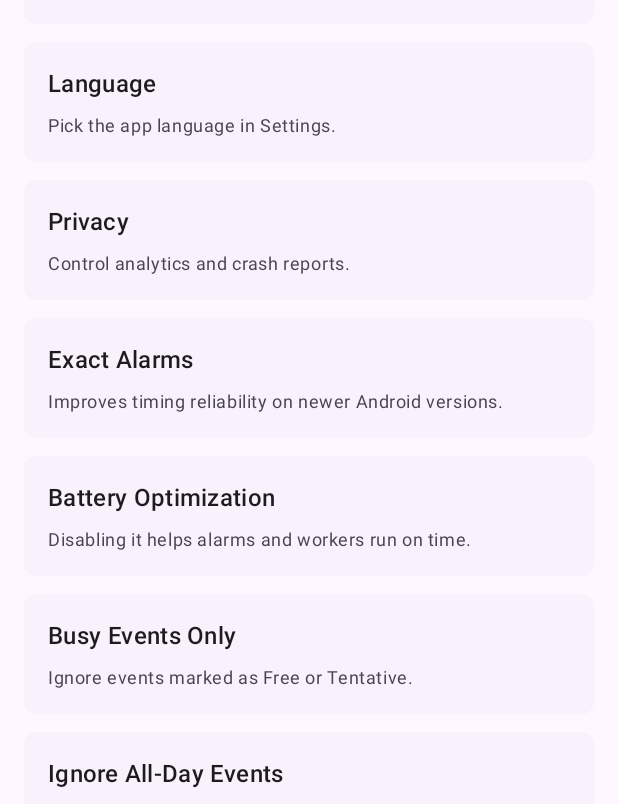
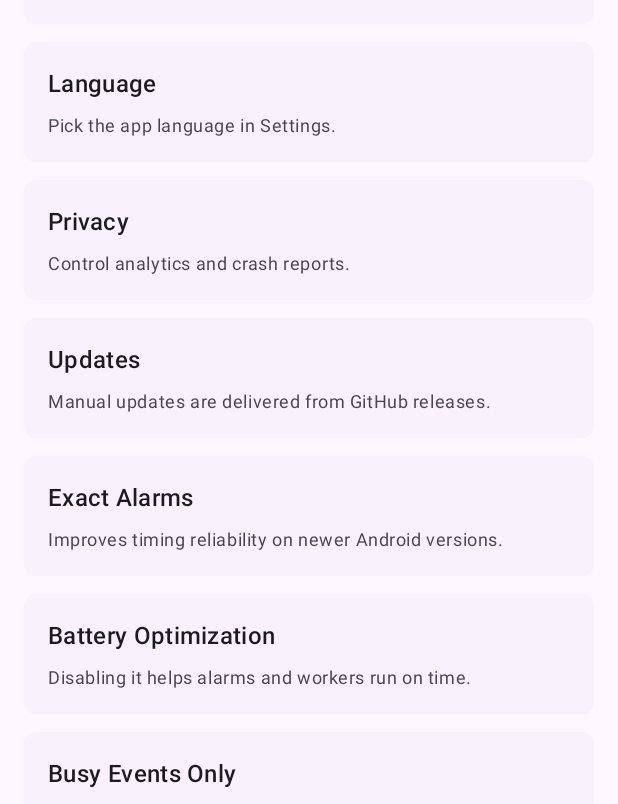
Before and after one commit to BrunoAFK/CalendarDND, an Android app built with Jetpack Compose: the HelpScreen screen opened through its navigation route, on a phone screen of 412 x 824 dp, the part 432-1236 px from its top. Run offline under Robolectric (Android 15) with nearby library versions, the light colour scheme and no system bars.

Commit message:
Update in-app help section

```diff
--- a/app/src/main/java/com/brunoafk/calendardnd/ui/screens/HelpScreen.kt
+++ b/app/src/main/java/com/brunoafk/calendardnd/ui/screens/HelpScreen.kt
@@ -90,6 +90,12 @@ fun HelpScreen(
             title = stringResource(R.string.help_item_privacy_title),
             summary = stringResource(R.string.help_item_privacy_summary),
             details = stringResource(R.string.help_item_privacy_details)
+        ),
+        HelpItem(
+            id = "updates",
+            title = stringResource(R.string.help_item_updates_title),
+            summary = stringResource(R.string.help_item_updates_summary),
+            details = stringResource(R.string.help_item_updates_details)
         ),
         HelpItem(
             id = "exact_alarms",
--- a/app/src/main/res/values/strings.xml
+++ b/app/src/main/res/values/strings.xml
@@ -171,6 +171,10 @@
     <string name="help_item_privacy_title">Privacy</string>
     <string name="help_item_privacy_summary">Control analytics and crash reports.</string>
     <string name="help_item_privacy_details">You can enable or disable usage analytics and crash reports separately. Crash reports help fix bugs; analytics show which features are used most.</string>
+
+    <string name="help_item_updates_title">Updates</string>
+    <string name="help_item_updates_summary">Manual updates are delivered from GitHub releases.</string>
+    <string name="help_item_updates_details">On the manual build, the app checks the GitHub release feed. When a new version is available, you will see a prompt and can download and install the APK.</string>
 
     <string name="help_item_exact_alarms_title">Exact Alarms</string>
     <string name="help_item_exact_alarms_summary">Improves timing reliability on newer Android versions.</string>
```
Also changed, not shown: 5 other files.
